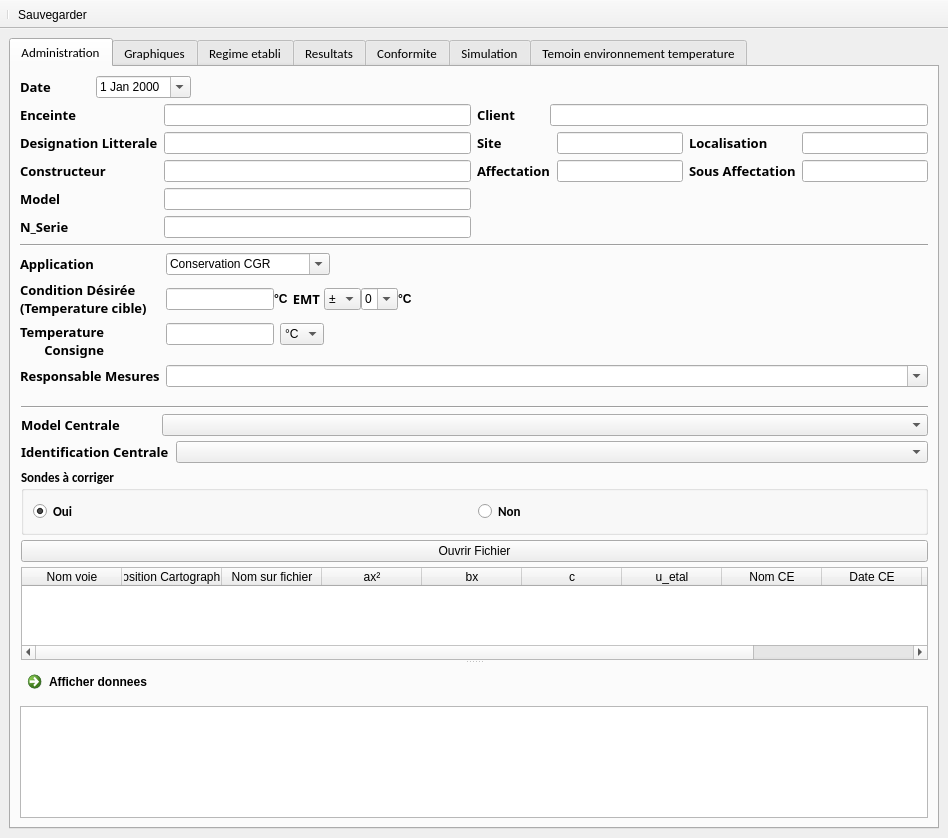
The window that Modules/Cartographie/GUI/Interface_Centrales.ui (Pepou/Administration_2) describes before a commit, drawn with Qt 5.
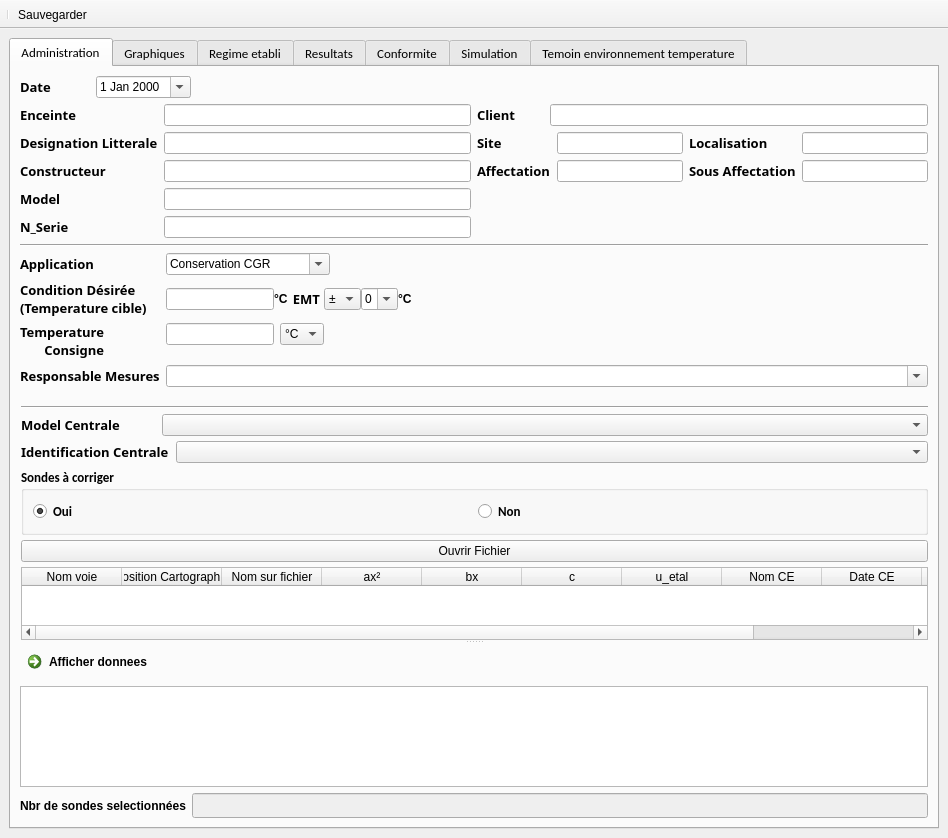
The same window after the commit. Icons and pictures are not drawn. Custom widgets are drawn as their Qt base class.

The edit to the form file:
```diff
--- a/Modules/Cartographie/GUI/Interface_Centrales.ui
+++ b/Modules/Cartographie/GUI/Interface_Centrales.ui
@@ -962,6 +962,32 @@
           </widget>
          </widget>
         </item>
+        <item>
+         <layout class="QHBoxLayout" name="horizontalLayout_15">
+          <item>
+           <widget class="QLabel" name="label_46">
+            <property name="text">
+             <string>Nbr de sondes selectionnées</string>
+            </property>
+           </widget>
+          </item>
+          <item>
+           <widget class="QLineEdit" name="lineEdit_nbr_sondes">
+            <property name="enabled">
+             <bool>false</bool>
+            </property>
+            <property name="font">
+             <font>
+              <family>Calibri</family>
+              <pointsize>10</pointsize>
+              <weight>75</weight>
+              <bold>true</bold>
+             </font>
+            </property>
+           </widget>
+          </item>
+         </layout>
+        </item>
        </layout>
       </widget>
       <widget class="QWidget" name="tab_2">
```
